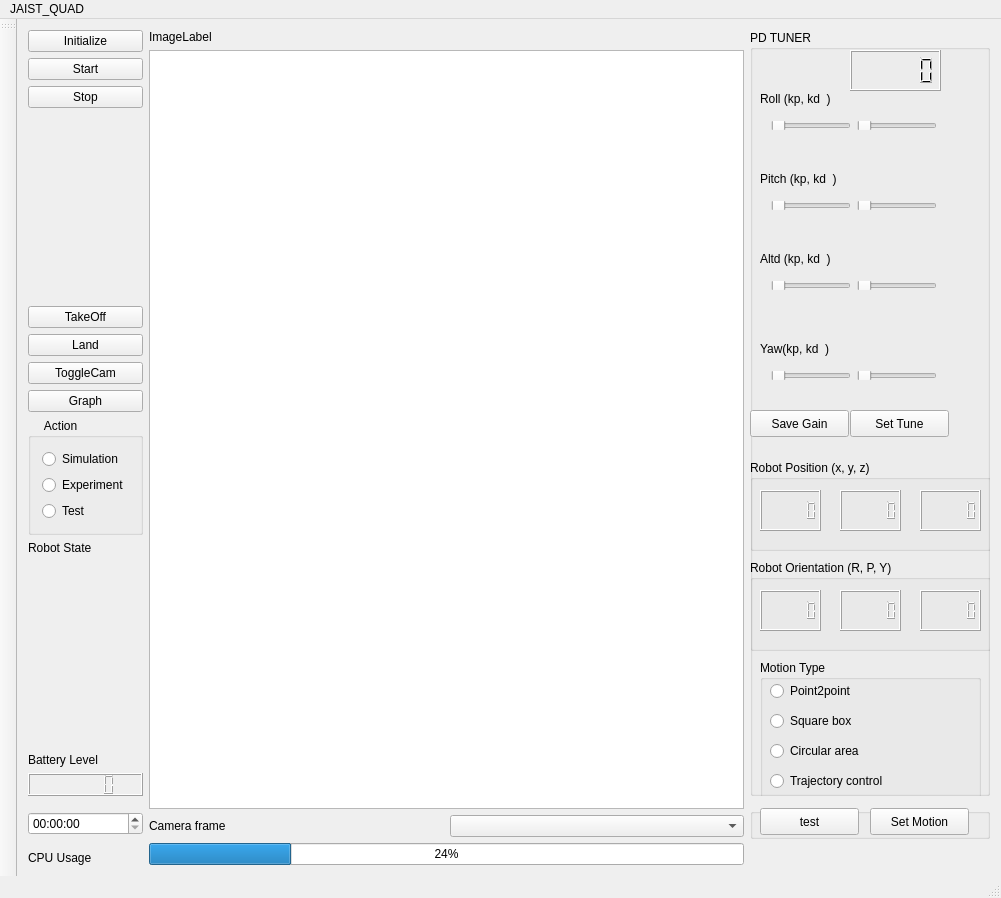
This is gui/mainwindow.ui in RedwanNewaz/ActiveSLAM as Qt 5 draws it before an edit. The edited form follows.
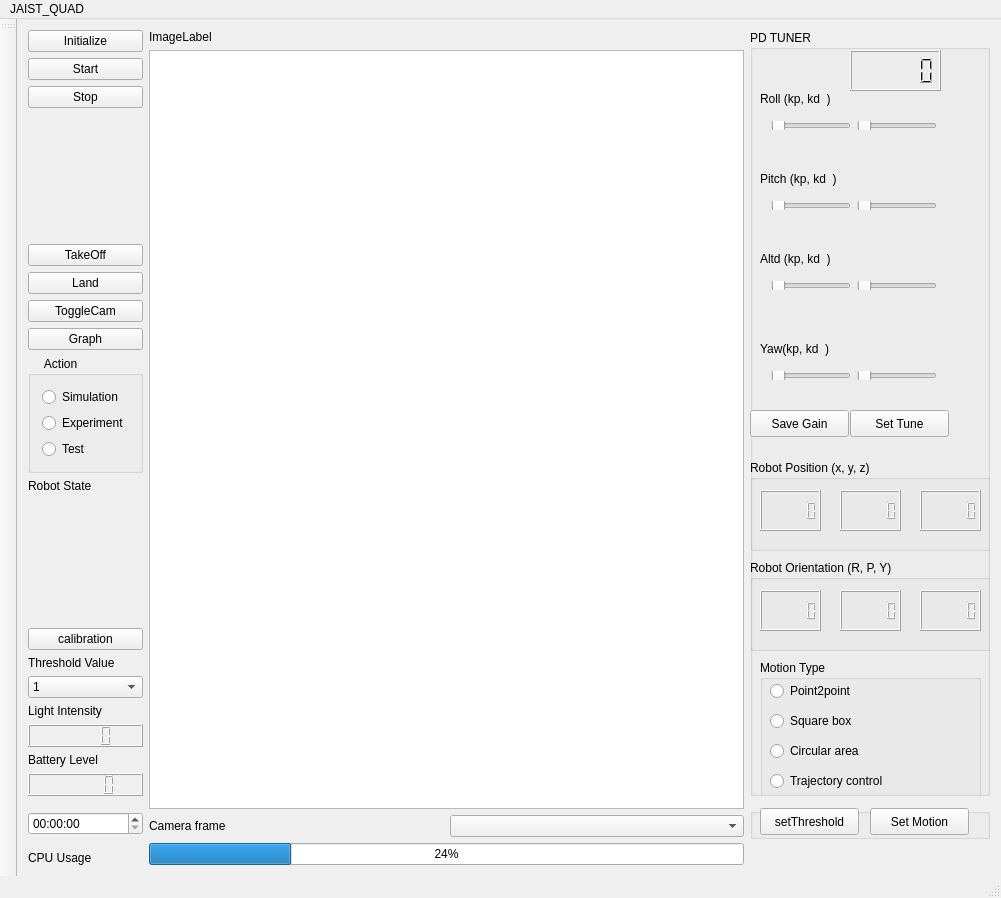
This is the edited form.

Patch:
```diff
--- a/gui/mainwindow.ui
+++ b/gui/mainwindow.ui
@@ -53,7 +53,7 @@
         </rect>
        </property>
        <property name="text">
-        <string>test</string>
+        <string>setThreshold</string>
        </property>
       </widget>
      </widget>
@@ -241,6 +241,64 @@
         </property>
        </spacer>
       </item>
+      <item>
+       <widget class="QPushButton" name="btn_calibration">
+        <property name="text">
+         <string>calibration</string>
+        </property>
+       </widget>
+      </item>
+      <item>
+       <widget class="QLabel" name="label_9">
+        <property name="text">
+         <string>Threshold Value</string>
+        </property>
+       </widget>
+      </item>
+      <item>
+       <widget class="QComboBox" name="threshold_box">
+        <item>
+         <property name="text">
+          <string>1</string>
+         </property>
+        </item>
+        <item>
+         <property name="text">
+          <string>2</string>
+         </property>
+        </item>
+        <item>
+         <property name="text">
+          <string>3</string>
+         </property>
+        </item>
+        <item>
+         <property name="text">
+          <string>4</string>
+         </property>
+        </item>
+        <item>
+         <property name="text">
+          <string>5</string>
+         </property>
+        </item>
+        <item>
+         <property name="text">
+          <string>6</string>
+         </property>
+        </item>
+       </widget>
+      </item>
+      <item>
+       <widget class="QLabel" name="label_8">
+        <property name="text">
+         <string>Light Intensity</string>
+        </property>
+       </widget>
+      </item>
+      <item>
+       <widget class="QLCDNumber" name="intensity"/>
+      </item>
       <item>
        <widget class="QLabel" name="label">
         <property name="text">
```
